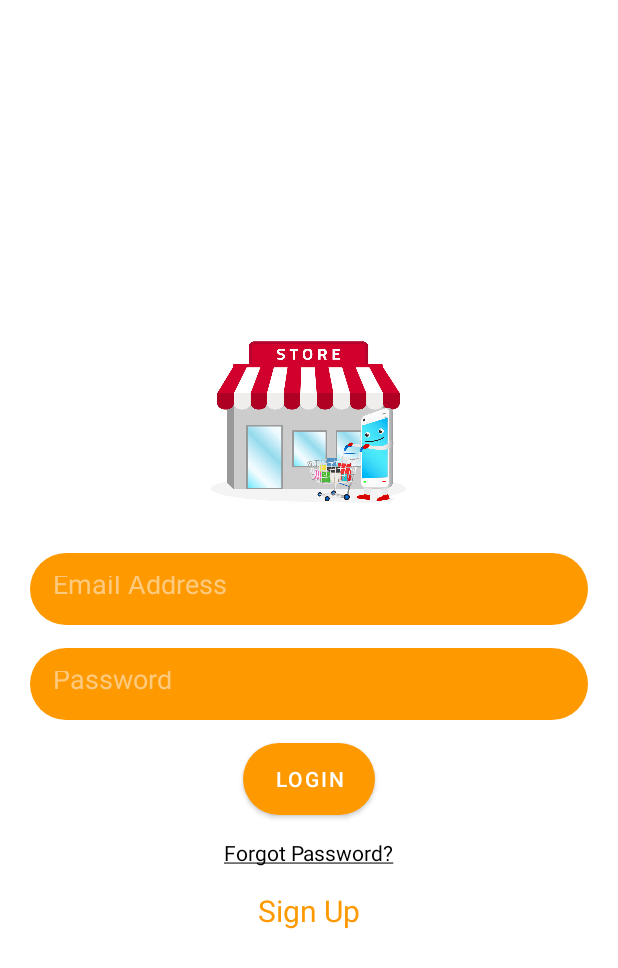
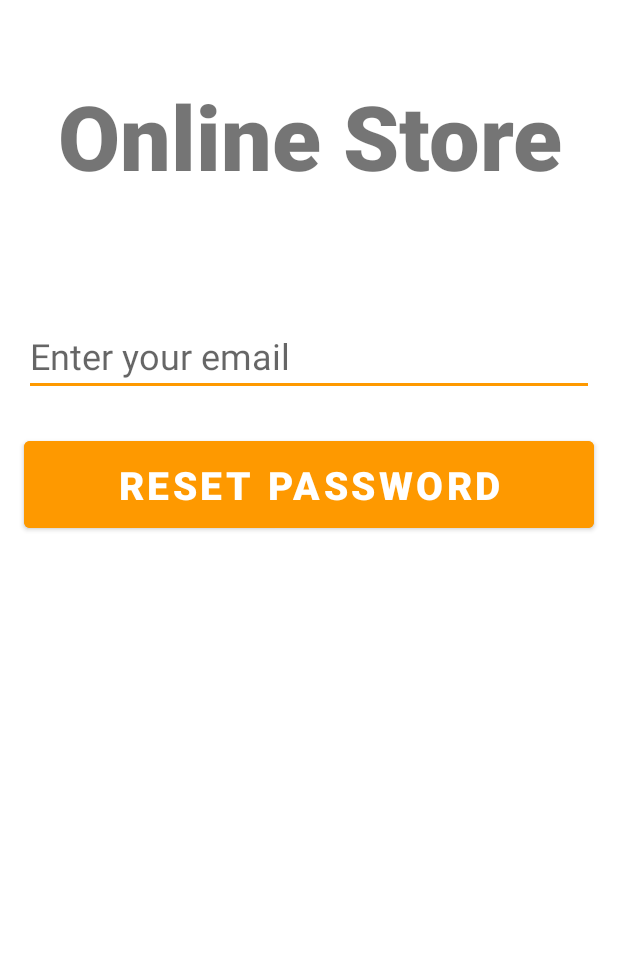
Before and after one commit to Zakaria-Ar/Online-Store-Android, an Android app: the screen it shows after launch (LoginActivity before the commit, ForgotPassword after it), after a tap on "Forgot Password?", on a phone screen of 412 x 824 dp. Shown: the top 968 px of the screen. Run offline under Robolectric (Android 15) with nearby library versions, the phone set to English and light mode, and no system bars; our stand-ins replace Firebase (no records; nobody signed in at launch, a user with empty details on screens opened directly); 1 other tap on this screen came first.

Commit message:
finished project

```diff
--- a/app/build.gradle
+++ b/app/build.gradle
@@ -42,6 +42,6 @@ dependencies {
     testImplementation 'junit:junit:4.13.2'
     androidTestImplementation 'androidx.test.ext:junit:1.1.5'
     androidTestImplementation 'androidx.test.espresso:espresso-core:3.5.1'
-    implementation 'com.google.material:material:1.1.0'
+    implementation 'com.google.android.material:material:1.8.0'
 
 }
--- /dev/null
+++ b/app/src/main/java/com/example/store/ForgotPassword.java
@@ -0,0 +1,70 @@
+package com.example.store;
+
+import androidx.annotation.NonNull;
+import androidx.appcompat.app.AppCompatActivity;
+
+import android.os.Bundle;
+import android.util.Patterns;
+import android.view.View;
+import android.widget.Button;
+import android.widget.EditText;
+import android.widget.ProgressBar;
+import android.widget.Toast;
+
+import com.google.android.gms.tasks.OnCompleteListener;
+import com.google.android.gms.tasks.Task;
+import com.google.firebase.auth.FirebaseAuth;
+
+public class ForgotPassword extends AppCompatActivity {
+
+    private EditText emailEditText;
+    private Button resetPasswordButton;
+    private ProgressBar progressBar;
+
+    FirebaseAuth auth;
+
+
+    @Override
+    protected void onCreate(Bundle savedInstanceState) {
+        super.onCreate(savedInstanceState);
+        setContentView(R.layout.activity_forgot_password);
+
+        emailEditText = (EditText) findViewById(R.id.emailAddress);
+        resetPasswordButton = (Button) findViewById(R.id.resetPassword);
+        progressBar = (ProgressBar) findViewById(R.id.progressbar);
+        auth = FirebaseAuth.getInstance();
+        resetPasswordButton.setOnClickListener(new View.OnClickListener() {
+            @Override
+            public void onClick(View v) {
+                resetPassword();
+            }
+        });
+
+    }
+    private void resetPassword(){
+        String email = emailEditText.getText().toString().trim();
+        if(email.isEmpty()){
+            emailEditText.setError("Email is required");
+            emailEditText.requestFocus();
+            return;
+        }
+        if(!Patterns.EMAIL_ADDRESS.matcher(email).matches()){
+            emailEditText.setError("Please enter a valid email");
+            emailEditText.requestFocus();
+            return;
+        }
+        progressBar.setVisibility(View.VISIBLE);
+        auth.sendPasswordResetEmail(email).addOnCompleteListener(new OnCompleteListener<Void>() {
+            @Override
+            public void onComplete(@NonNull Task<Void> task) {
+                if(task.isSuccessful()){
+                    Toast.makeText(ForgotPassword.this, "Check your email to reset your password", Toast.LENGTH_LONG).show();
+                    progressBar.setVisibility(View.INVISIBLE);
+                }else{
+                    Toast.makeText(ForgotPassword.this, "Try again! Something wrong happened!", Toast.LENGTH_LONG).show();
+                    progressBar.setVisibility(View.INVISIBLE);
+                }
+                }
+            });
+        }
+    }
--- a/app/src/main/java/com/example/store/LoginActivity.java
+++ b/app/src/main/java/com/example/store/LoginActivity.java
@@ -6,78 +6,105 @@ import androidx.appcompat.app.AppCompatActivity;
 import android.app.ProgressDialog;
 import android.content.Intent;
 import android.os.Bundle;
+import android.util.Patterns;
 import android.view.View;
+import android.widget.Button;
+import android.widget.EditText;
+import android.widget.ProgressBar;
+import android.widget.TextView;
 import android.widget.Toast;
 
 import com.example.store.databinding.ActivityLoginBinding;
+import com.google.android.gms.tasks.OnCompleteListener;
 import com.google.android.gms.tasks.OnFailureListener;
 import com.google.android.gms.tasks.OnSuccessListener;
+import com.google.android.gms.tasks.Task;
 import com.google.firebase.auth.AuthResult;
 import com.google.firebase.auth.FirebaseAuth;
+import com.google.firebase.auth.FirebaseUser;
 
-public class LoginActivity extends AppCompatActivity {
+public class LoginActivity extends AppCompatActivity implements View.OnClickListener {
+    private TextView register, forgotPassword;
+    private EditText editTextEmail, editTextPassword;
+    private Button Login;
 
-    ActivityLoginBinding binding;
-    FirebaseAuth firebaseAuth;
-    ProgressDialog progressDialog;
+    private FirebaseAuth mAuth;
+    private ProgressBar progressBar;
     @Override
-    protected void onCreate(Bundle savedInstanceState) {
+    protected void onCreate (Bundle savedInstanceState){
         super.onCreate(savedInstanceState);
-        binding=ActivityLoginBinding.inflate(getLayoutInflater());
-        setContentView(binding.getRoot());
+        setContentView(R.layout.activity_login);
+        register = (TextView) findViewById(R.id.goToSignUpActivity);
+        register.setOnClickListener(this);
 
-        firebaseAuth=FirebaseAuth.getInstance();
-        progressDialog=new ProgressDialog(this);
-        binding.login.setOnClickListener(new View.OnClickListener() {
+        Login = (Button) findViewById(R.id.login);
+        Login.setOnClickListener(this);
+
+        editTextEmail = (EditText) findViewById(R.id.emailAddress);
+        editTextPassword = (EditText) findViewById(R.id.password);
+
+        progressBar = (ProgressBar) findViewById(R.id.progressbar);
+        mAuth = FirebaseAuth.getInstance();
+
+        forgotPassword = (TextView) findViewById(R.id.resetPassword);
+        forgotPassword.setOnClickListener(this);
+    }
     @Override
-            public void onClick(View v) {
-                String email=binding.emailAddress.getText().toString().trim();
-                String password =binding.password.getText().toString().trim();
-                progressDialog.show();
-                firebaseAuth.signInWithEmailAndPassword(email,password)
-                        .addOnSuccessListener(new OnSuccessListener<AuthResult>() {
+    public void onClick(View v){
+        switch (v.getId()){
+            case R.id.goToSignUpActivity:
+                startActivity(new Intent(this,MainActivity.class));
+                break;
+            case R.id.login:
+                userLogin();
+                break;
+            case R.id.resetPassword:
+                startActivity(new Intent(this,ForgotPassword.class));
+                break;
+        }
+    }
+    private void userLogin(){
+        String email = editTextEmail.getText().toString().trim();
+        String password = editTextPassword.getText().toString().trim();
+         if(email.isEmpty()){
+             editTextEmail.setError("Email is required");
+             editTextEmail.requestFocus();
+             return;
+         }
+         if(!Patterns.EMAIL_ADDRESS.matcher(email).matches()){
+             editTextEmail.setError("Please enter a valid email");
+             editTextEmail.requestFocus();
+             return;
+         }
+         if(password.isEmpty()){
+             editTextPassword.setError("Password is required !");
+             editTextPassword.requestFocus();
+             return;
+         }
+         if (password.length() < 8){
+             editTextPassword.setError("Min password length is 8 characters !");
+             editTextPassword.requestFocus();
+             return;
+         }
+         progressBar.setVisibility(View.VISIBLE);
+         mAuth.signInWithEmailAndPassword(email,password).addOnCompleteListener(new OnCompleteListener<AuthResult>() {
              @Override
-                            public void onSuccess(AuthResult authResult) {
-                                progressDialog.cancel();
-                                Toast.makeText(LoginActivity.this, "login successful", Toast.LENGTH_SHORT).show();
+             public void onComplete(@NonNull Task<AuthResult> task) {
+                 if (task.isSuccessful()){
+                     FirebaseUser user = FirebaseAuth.getInstance().getCurrentUser();
+                     if(user.isEmailVerified()) {
+                         //redirect to user profile
+                         startActivity(new Intent(LoginActivity.this, Home.class));
+                         progressBar.setVisibility(View.INVISIBLE);
+                     }else{
+                         user.sendEmailVerification();
+                         Toast.makeText(LoginActivity.this, "Check your email to verify your account!", Toast.LENGTH_LONG).show();
+                         progressBar.setVisibility(View.INVISIBLE);
                      }
-                        })
-                        .addOnFailureListener(new OnFailureListener() {
-                            @Override
-                            public void onFailure(@NonNull Exception e) {
-                                progressDialog.cancel();
-                                Toast.makeText(LoginActivity.this, e.getMessage(), Toast.LENGTH_SHORT).show();
+                 }else {
+                     Toast.makeText(LoginActivity.this, "Failed to login! Please check your credentials", Toast.LENGTH_LONG).show();
+                     progressBar.setVisibility(View.INVISIBLE);
                  }
-                        });
-            }
-        });
-        binding.resetPassword.setOnClickListener(new View.OnClickListener() {
-            @Override
-            public void onClick(View v) {
-                String email=binding.emailAddress.getText().toString();
-                progressDialog.setTitle("Sending Mail");
-                progressDialog.show();
-                firebaseAuth.sendPasswordResetEmail(email)
-                        .addOnSuccessListener(new OnSuccessListener<Void>() {
-                            @Override
-                            public void onSuccess(Void unused) {
-                                progressDialog.cancel();
-                                Toast.makeText(LoginActivity.this, "Email Sent", Toast.LENGTH_SHORT).show();
-                            }
-                        })
-                        .addOnFailureListener(new OnFailureListener() {
-                            @Override
-                            public void onFailure(@NonNull Exception e) {
-                                progressDialog.cancel();
-                                Toast.makeText(LoginActivity.this, e.getMessage(), Toast.LENGTH_SHORT).show();
-                            }
-                        });
-            }
-        });
-        binding.goToSignUpActivity.setOnClickListener(new View.OnClickListener() {
-            @Override
-            public void onClick(View v) {
-                startActivity(new Intent(LoginActivity.this,MainActivity.class));
              }
          });
     }
--- a/app/src/main/java/com/example/store/MainActivity.java
+++ b/app/src/main/java/com/example/store/MainActivity.java
@@ -9,6 +9,7 @@ import android.os.Bundle;
 import android.view.View;
 import android.widget.Toast;
 
+import com.example.store.databinding.ActivityHomeBinding;
 import com.example.store.databinding.ActivityMainBinding;
 import com.google.android.gms.tasks.OnFailureListener;
 import com.google.android.gms.tasks.OnSuccessListener;
@@ -17,7 +18,6 @@ import com.google.firebase.auth.FirebaseAuth;
 import com.google.firebase.firestore.FirebaseFirestore;
 
 public class MainActivity extends AppCompatActivity {
-
     ActivityMainBinding binding;
     ProgressDialog progressDialog;
     FirebaseAuth firebaseAuth;
--- /dev/null
+++ b/app/src/main/res/layout/activity_forgot_password.xml
@@ -0,0 +1,58 @@
+<?xml version="1.0" encoding="utf-8"?>
+<androidx.constraintlayout.widget.ConstraintLayout xmlns:android="http://schemas.android.com/apk/res/android"
+    xmlns:app="http://schemas.android.com/apk/res-auto"
+    xmlns:tools="http://schemas.android.com/tools"
+    android:layout_width="match_parent"
+    android:layout_height="match_parent"
+    tools:context=".ForgotPassword">
+    <TextView
+        android:id="@+id/banner"
+        android:layout_width="match_parent"
+        android:layout_height="wrap_content"
+        android:text="Online Store"
+        android:textSize="60sp"
+        android:textAlignment="center"
+        android:textStyle="bold"
+        android:fontFamily="sans-serif-black"
+        app:layout_constraintTop_toTopOf="parent"
+        app:layout_constraintRight_toRightOf="parent"
+        app:layout_constraintLeft_toLeftOf="parent"
+        android:layout_marginTop="50dp"/>
+    <EditText
+        android:id="@+id/emailAddress"
+        android:layout_width="380dp"
+        android:layout_height="wrap_content"
+        android:layout_marginTop="80dp"
+        android:ems="10"
+        android:hint="Enter your email"
+        android:inputType="textEmailAddress"
+        android:textSize="24sp"
+        app:layout_constraintLeft_toLeftOf="parent"
+        app:layout_constraintRight_toRightOf="parent"
+        app:layout_constraintTop_toBottomOf="@id/banner"/>
+    <Button
+        android:id="@+id/resetPassword"
+        android:layout_width="380dp"
+        android:layout_height="70dp"
+        android:layout_marginTop="24dp"
+        android:backgroundTint="@color/first_color"
+        android:text="Reset Password"
+        android:textColor="@color/white"
+        android:textSize="26sp"
+        android:textStyle="bold"
+        app:layout_constraintLeft_toLeftOf="parent"
+        app:layout_constraintRight_toRightOf="parent"
+        app:layout_constraintTop_toBottomOf="@id/emailAddress"/>
+    <ProgressBar
+        android:id="@+id/progressbar"
+        android:layout_width="match_parent"
+        android:layout_height="wrap_content"
+        android:layout_marginTop="24dp"
+        android:visibility="gone"
+        app:layout_constraintBottom_toBottomOf="parent"
+        app:layout_constraintLeft_toLeftOf="parent"
+        app:layout_constraintRight_toRightOf="parent"
+        app:layout_constraintTop_toTopOf="parent"
+        tools:ignore="MissingConstraints"/>
+
+</androidx.constraintlayout.widget.ConstraintLayout>
--- a/app/src/main/res/layout/activity_login.xml
+++ b/app/src/main/res/layout/activity_login.xml
@@ -73,5 +73,10 @@
         android:text="@string/sign_up"
         android:textColor="@color/first_color"
         android:textSize="20sp"/>
+    <ProgressBar
+        android:id="@+id/progressbar"
+        android:layout_width="match_parent"
+        android:layout_height="wrap_content"
+        android:visibility="gone"/>
 
 </LinearLayout>
--- a/app/src/main/res/values/colors.xml
+++ b/app/src/main/res/values/colors.xml
@@ -3,7 +3,7 @@
     <color name="purple_200">#FFBB86FC</color>
     <color name="purple_500">#FF6200EE</color>
     <color name="purple_700">#FF3700B3</color>
-    <color name="teal_200">#FF03DAC5</color>
+    <color name="teal_200">#FE9900</color>
     <color name="teal_700">#FF018786</color>
     <color name="black">#FF000000</color>
     <color name="white">#FFFFFFFF</color>
```
Also changed, not shown: app/src/main/AndroidManifest.xml (+14 -0 lines), app/src/main/java/com/example/store/AccountInformation.java (added, +14 -0 lines), app/src/main/java/com/example/store/Home.java (+8 -0 lines), app/src/main/res/layout/activity_account_information.xml (added, +9 -0 lines), app/src/main/res/layout/activity_home.xml (+3 -6 lines). Lines whose indentation alone changed are shown as unchanged.
